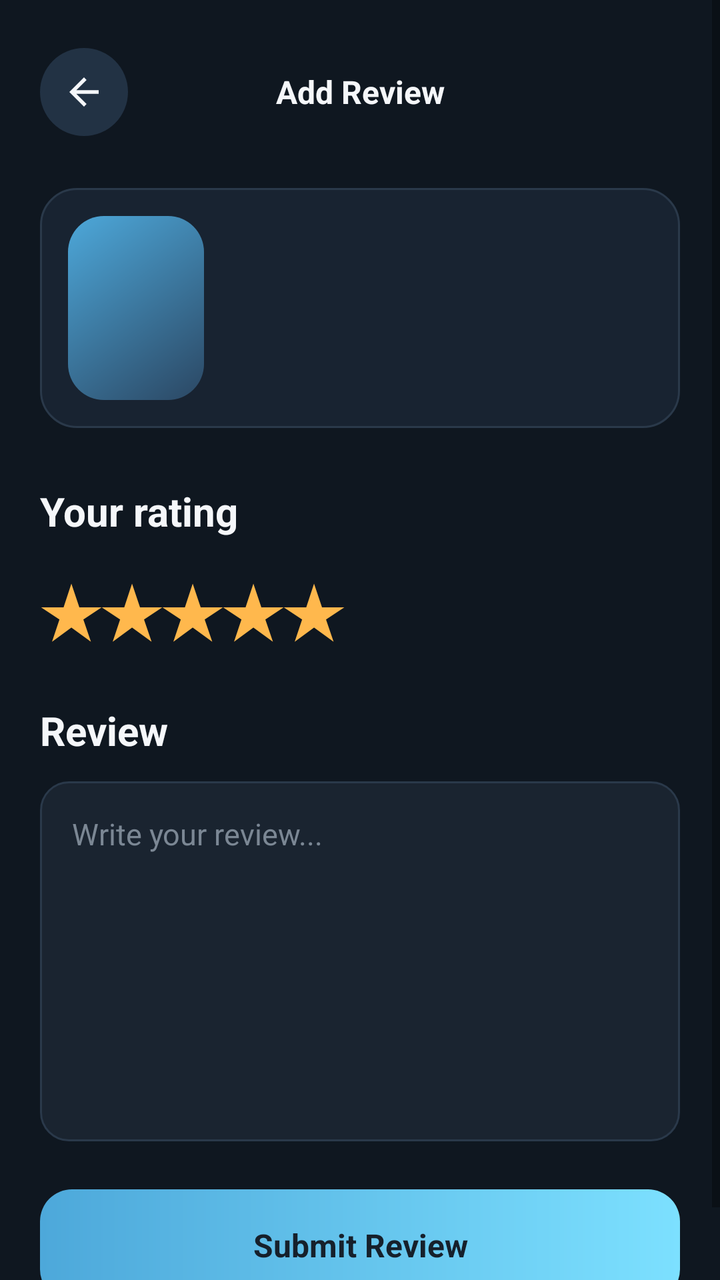
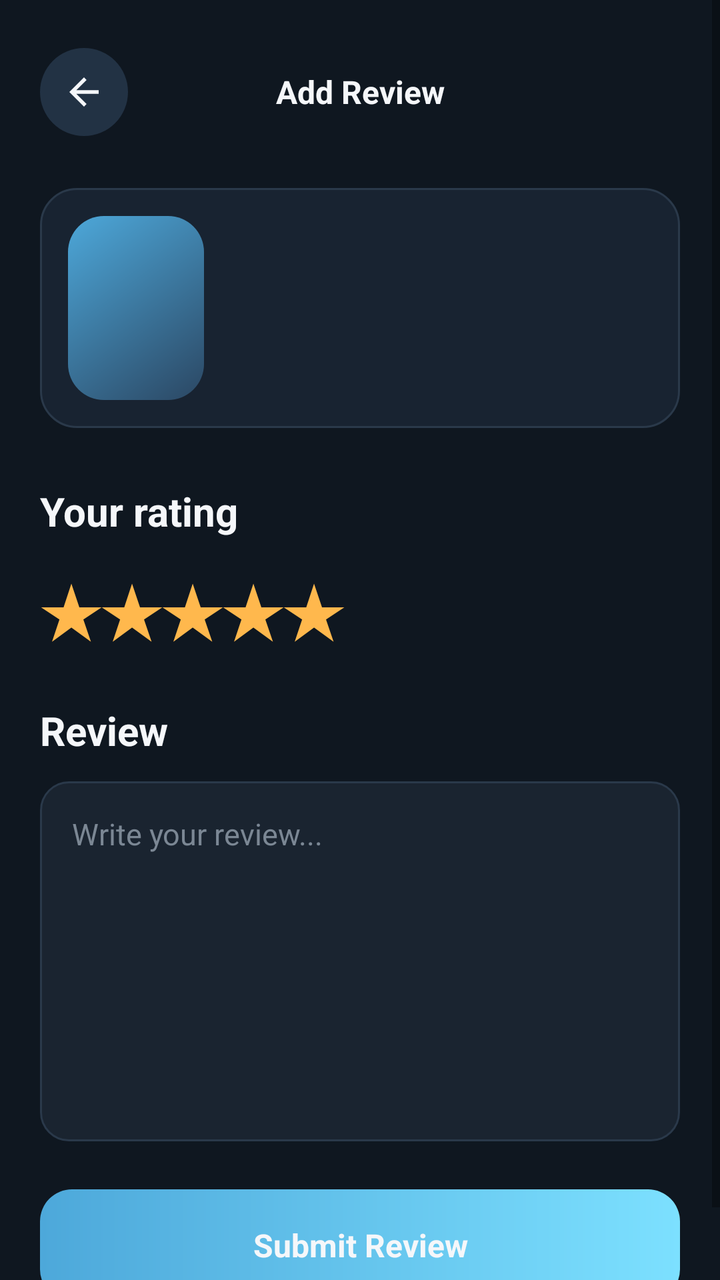

The first picture is an Android layout as it rendered before a commit; the second is the same layout after the commit. The layout source and the unified diff follow.
<!-- AndroidManifest.xml: application theme Theme.Fonosfinal -->
<!-- res/layout/activity_add_review.xml -->
<?xml version="1.0" encoding="utf-8"?>
<ScrollView xmlns:android="http://schemas.android.com/apk/res/android"
    android:layout_width="match_parent"
    android:layout_height="match_parent"
    android:background="@color/background"
    android:fillViewport="true">

    <LinearLayout
        android:layout_width="match_parent"
        android:layout_height="wrap_content"
        android:orientation="vertical"
        android:paddingStart="20dp"
        android:paddingTop="22dp"
        android:paddingEnd="20dp"
        android:paddingBottom="28dp">

        <LinearLayout
            android:layout_width="match_parent"
            android:layout_height="48dp"
            android:gravity="center_vertical"
            android:orientation="horizontal">

            <ImageView
                android:id="@+id/button_add_review_back"
                android:layout_width="44dp"
                android:layout_height="44dp"
                android:background="@drawable/bg_icon_circle"
                android:contentDescription="Back"
                android:padding="11dp"
                android:src="@drawable/ic_back" />

            <TextView
                android:layout_width="0dp"
                android:layout_height="wrap_content"
                android:layout_marginEnd="44dp"
                android:layout_weight="1"
                android:gravity="center"
                android:text="Add Review"
                android:textColor="@color/text_primary"
                android:textSize="16sp"
                android:textStyle="bold" />
        </LinearLayout>

        <LinearLayout
            android:layout_width="match_parent"
            android:layout_height="wrap_content"
            android:layout_marginTop="24dp"
            android:background="@drawable/bg_surface_card"
            android:gravity="center_vertical"
            android:orientation="horizontal"
            android:padding="14dp">

            <View
                android:id="@+id/view_add_review_cover"
                android:layout_width="68dp"
                android:layout_height="92dp"
                android:background="@drawable/bg_cover_gradient_1" />

            <LinearLayout
                android:layout_width="0dp"
                android:layout_height="wrap_content"
                android:layout_marginStart="14dp"
                android:layout_weight="1"
                android:orientation="vertical">

                <TextView
                    android:id="@+id/text_add_review_title"
                    android:layout_width="match_parent"
                    android:layout_height="wrap_content"
                    android:textColor="@color/text_primary"
                    android:textSize="17sp"
                    android:textStyle="bold" />

                <TextView
                    android:id="@+id/text_add_review_meta"
                    android:layout_width="match_parent"
                    android:layout_height="wrap_content"
                    android:layout_marginTop="5dp"
                    android:textColor="@color/text_secondary"
                    android:textSize="13sp" />
            </LinearLayout>
        </LinearLayout>

        <TextView
            style="@style/FonosHeadingMedium"
            android:layout_marginTop="28dp"
            android:text="Your rating" />

        <TextView
            android:layout_width="match_parent"
            android:layout_height="wrap_content"
            android:layout_marginTop="12dp"
            android:text="★★★★★"
            android:textColor="@color/warning_optional"
            android:textSize="34sp"
            android:textStyle="bold" />

        <TextView
            style="@style/FonosHeadingMedium"
            android:layout_marginTop="24dp"
            android:text="Review" />

        <EditText
            android:id="@+id/edit_text_review"
            android:layout_width="match_parent"
            android:layout_height="180dp"
            android:layout_marginTop="12dp"
            android:background="@drawable/bg_input_dark"
            android:gravity="top|start"
            android:hint="Write your review..."
            android:inputType="textMultiLine|textCapSentences"
            android:padding="16dp"
            android:textColor="@color/text_primary"
            android:textColorHint="@color/text_muted"
            android:textSize="15sp" />

        <Button
            android:id="@+id/button_submit_review"
            android:layout_width="match_parent"
            android:layout_height="56dp"
            android:layout_marginTop="24dp"
            android:background="@drawable/bg_button_accent"
            android:backgroundTint="@null"
            android:text="Submit Review"
            android:textAllCaps="false"
            android:textColor="@color/primary_variant"
            android:textSize="16sp"
            android:textStyle="bold" />
    </LinearLayout>
</ScrollView>
<!-- resources referenced by this layout -->
<resources>
  <color name="background">#0F1720</color>
  <color name="primary_variant">#16202B</color>
  <color name="text_muted">#7B8794</color>
  <color name="text_primary">#F5F7FA</color>
  <color name="text_secondary">#A9B4C0</color>
  <color name="warning_optional">#FFB84D</color>
  <!-- drawable bg_button_accent (drawable) -->
  <?xml version="1.0" encoding="utf-8"?>
  <ripple xmlns:android="http://schemas.android.com/apk/res/android"
      android:color="@color/ripple_accent">
      <item>
          <shape>
              <gradient
                  android:angle="0"
                  android:endColor="@color/accent"
                  android:startColor="@color/secondary" />
              <corners android:radius="16dp" />
          </shape>
      </item>
  </ripple>
  <!-- drawable bg_cover_gradient_1 (drawable) -->
  <?xml version="1.0" encoding="utf-8"?>
  <shape xmlns:android="http://schemas.android.com/apk/res/android">
      <gradient
          android:angle="315"
          android:endColor="@color/card_gradient_end"
          android:startColor="@color/secondary" />
      <corners android:radius="18dp" />
  </shape>
  <!-- drawable bg_icon_circle (drawable) -->
  <?xml version="1.0" encoding="utf-8"?>
  <ripple xmlns:android="http://schemas.android.com/apk/res/android"
      android:color="@color/ripple_surface">
      <item>
          <shape android:shape="oval">
              <solid android:color="@color/surface_light" />
          </shape>
      </item>
  </ripple>
  <!-- drawable bg_input_dark (drawable) -->
  <?xml version="1.0" encoding="utf-8"?>
  <shape xmlns:android="http://schemas.android.com/apk/res/android">
      <solid android:color="@color/input_bg" />
      <stroke
          android:width="1dp"
          android:color="@color/divider" />
      <corners android:radius="14dp" />
      <padding
          android:bottom="12dp"
          android:left="16dp"
          android:right="16dp"
          android:top="12dp" />
  </shape>
  <!-- drawable bg_surface_card (drawable) -->
  <?xml version="1.0" encoding="utf-8"?>
  <ripple xmlns:android="http://schemas.android.com/apk/res/android"
      android:color="@color/ripple_surface">
      <item>
          <shape>
              <solid android:color="@color/surface" />
              <stroke
                  android:width="1dp"
                  android:color="@color/divider" />
              <corners android:radius="18dp" />
          </shape>
      </item>
  </ripple>
  <!-- drawable ic_back (drawable) -->
  <?xml version="1.0" encoding="utf-8"?>
  <vector xmlns:android="http://schemas.android.com/apk/res/android"
      android:width="24dp"
      android:height="24dp"
      android:viewportWidth="24"
      android:viewportHeight="24">
      <path
          android:fillColor="@color/text_primary"
          android:pathData="M20,11H7.83L13.42,5.41L12,4L4,12L12,20L13.42,18.59L7.83,13H20V11Z" />
  </vector>
  <style name="FonosHeadingMedium">
          <item name="android:layout_width">match_parent</item>
          <item name="android:layout_height">wrap_content</item>
          <item name="android:textColor">@color/text_primary</item>
          <item name="android:textSize">20sp</item>
          <item name="android:textStyle">bold</item>
      </style>
  <style name="Theme.Fonosfinal" parent="Base.Theme.Fonosfinal" />
  <color name="ripple_accent">#337CE0FF</color>
  <color name="accent">#7CE0FF</color>
  <color name="secondary">#4DA8DA</color>
  <color name="card_gradient_end">#2B4763</color>
  <color name="ripple_surface">#26334455</color>
  <color name="surface_light">#223244</color>
  <color name="input_bg">#1A2430</color>
  <color name="divider">#2A394A</color>
  <color name="surface">#182331</color>
  <color name="primary">#1E2A38</color>
  <!-- unchanged entries left out for length: 1 -->
</resources>

<!-- the commit's change to res/layout/activity_add_review.xml (unified diff, before → after) -->
@@ -123,7 +123,7 @@
             android:backgroundTint="@null"
             android:text="Submit Review"
             android:textAllCaps="false"
-            android:textColor="@color/primary_variant"
+            android:textColor="@color/text_primary"
             android:textSize="16sp"
             android:textStyle="bold" />
     </LinearLayout>
